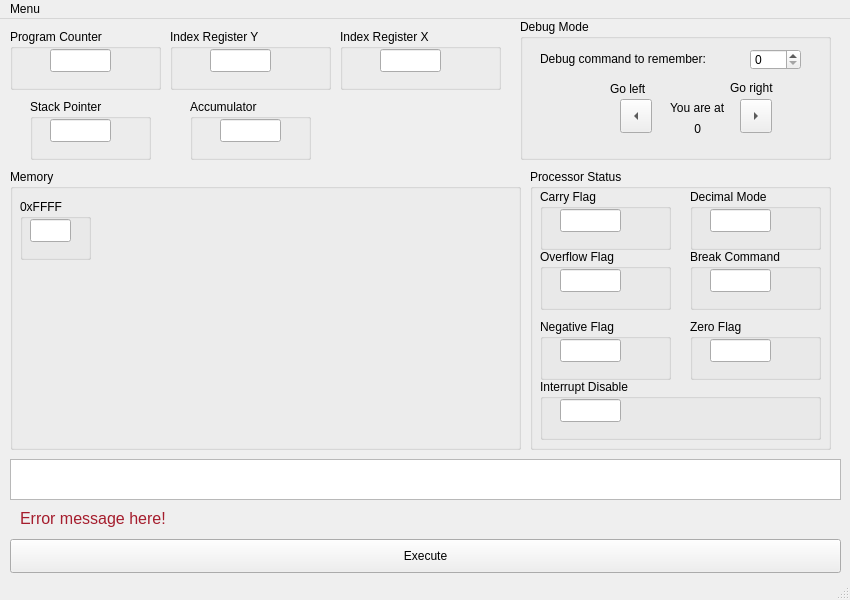
Qt form gui/concept.ui (wojciechmadry/cpu6502emulator) before a commit.
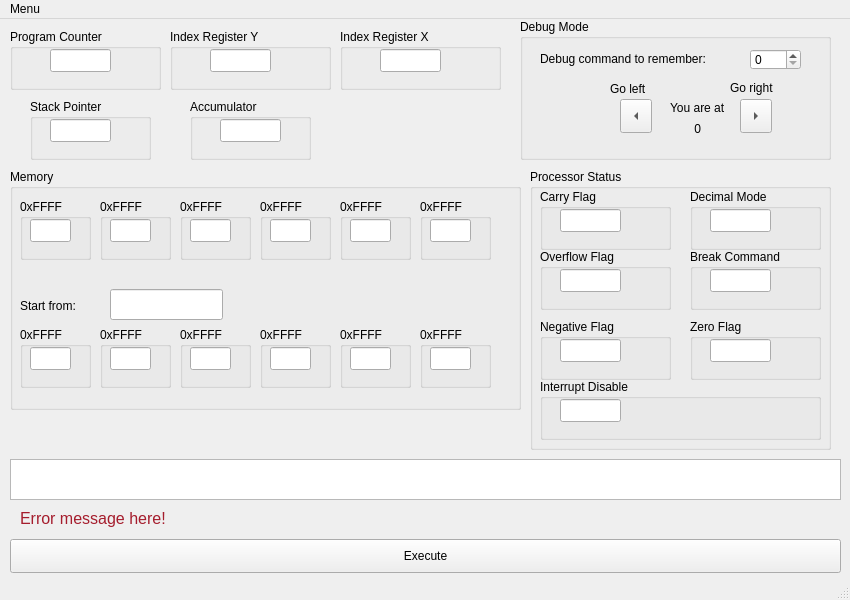
The same form after that commit. Icons and pictures are not drawn.

Commit message: GUI concept is done and ready to implementation

Patch:
```diff
--- a/gui/concept.ui
+++ b/gui/concept.ui
@@ -593,7 +593,7 @@
       <x>10</x>
       <y>150</y>
       <width>511</width>
-      <height>281</height>
+      <height>241</height>
      </rect>
     </property>
     <property name="title">
@@ -625,6 +625,315 @@
       </property>
      </widget>
     </widget>
+    <widget class="QGroupBox" name="MemorySP1">
+     <property name="geometry">
+      <rect>
+       <x>90</x>
+       <y>30</y>
+       <width>71</width>
+       <height>61</height>
+      </rect>
+     </property>
+     <property name="title">
+      <string>0xFFFF</string>
+     </property>
+     <widget class="QLineEdit" name="MemorySPEdit1">
+      <property name="geometry">
+       <rect>
+        <x>10</x>
+        <y>20</y>
+        <width>41</width>
+        <height>23</height>
+       </rect>
+      </property>
+      <property name="inputMethodHints">
+       <set>Qt::ImhDigitsOnly|Qt::ImhPreferNumbers</set>
+      </property>
+     </widget>
+    </widget>
+    <widget class="QGroupBox" name="MemorySP2">
+     <property name="geometry">
+      <rect>
+       <x>170</x>
+       <y>30</y>
+       <width>71</width>
+       <height>61</height>
+      </rect>
+     </property>
+     <property name="title">
+      <string>0xFFFF</string>
+     </property>
+     <widget class="QLineEdit" name="MemorySPEdit2">
+      <property name="geometry">
+       <rect>
+        <x>10</x>
+        <y>20</y>
+        <width>41</width>
+        <height>23</height>
+       </rect>
+      </property>
+      <property name="inputMethodHints">
+       <set>Qt::ImhDigitsOnly|Qt::ImhPreferNumbers</set>
+      </property>
+     </widget>
+    </widget>
+    <widget class="QGroupBox" name="MemorySP3">
+     <property name="geometry">
+      <rect>
+       <x>250</x>
+       <y>30</y>
+       <width>71</width>
+       <height>61</height>
+      </rect>
+     </property>
+     <property name="title">
+      <string>0xFFFF</string>
+     </property>
+     <widget class="QLineEdit" name="MemorySPEdit3">
+      <property name="geometry">
+       <rect>
+        <x>10</x>
+        <y>20</y>
+        <width>41</width>
+        <height>23</height>
+       </rect>
+      </property>
+      <property name="inputMethodHints">
+       <set>Qt::ImhDigitsOnly|Qt::ImhPreferNumbers</set>
+      </property>
+     </widget>
+    </widget>
+    <widget class="QGroupBox" name="MemorySP4">
+     <property name="geometry">
+      <rect>
+       <x>330</x>
+       <y>30</y>
+       <width>71</width>
+       <height>61</height>
+      </rect>
+     </property>
+     <property name="title">
+      <string>0xFFFF</string>
+     </property>
+     <widget class="QLineEdit" name="MemorySPEdit4">
+      <property name="geometry">
+       <rect>
+        <x>10</x>
+        <y>20</y>
+        <width>41</width>
+        <height>23</height>
+       </rect>
+      </property>
+      <property name="inputMethodHints">
+       <set>Qt::ImhDigitsOnly|Qt::ImhPreferNumbers</set>
+      </property>
+     </widget>
+    </widget>
+    <widget class="QGroupBox" name="MemorySP5">
+     <property name="geometry">
+      <rect>
+       <x>410</x>
+       <y>30</y>
+       <width>71</width>
+       <height>61</height>
+      </rect>
+     </property>
+     <property name="title">
+      <string>0xFFFF</string>
+     </property>
+     <widget class="QLineEdit" name="MemorySPEdit5">
+      <property name="geometry">
+       <rect>
+        <x>10</x>
+        <y>20</y>
+        <width>41</width>
+        <height>23</height>
+       </rect>
+      </property>
+      <property name="inputMethodHints">
+       <set>Qt::ImhDigitsOnly|Qt::ImhPreferNumbers</set>
+      </property>
+     </widget>
+    </widget>
+    <widget class="QGroupBox" name="MemoryStart0">
+     <property name="geometry">
+      <rect>
+       <x>10</x>
+       <y>158</y>
+       <width>71</width>
+       <height>61</height>
+      </rect>
+     </property>
+     <property name="title">
+      <string>0xFFFF</string>
+     </property>
+     <widget class="QLineEdit" name="MemoryStartEdit0">
+      <property name="geometry">
+       <rect>
+        <x>10</x>
+        <y>20</y>
+        <width>41</width>
+        <height>23</height>
+       </rect>
+      </property>
+      <property name="inputMethodHints">
+       <set>Qt::ImhDigitsOnly|Qt::ImhPreferNumbers</set>
+      </property>
+     </widget>
+    </widget>
+    <widget class="QGroupBox" name="MemoryStart1">
+     <property name="geometry">
+      <rect>
+       <x>90</x>
+       <y>158</y>
+       <width>71</width>
+       <height>61</height>
+      </rect>
+     </property>
+     <property name="title">
+      <string>0xFFFF</string>
+     </property>
+     <widget class="QLineEdit" name="MemoryStartEdit1">
+      <property name="geometry">
+       <rect>
+        <x>10</x>
+        <y>20</y>
+        <width>41</width>
+        <height>23</height>
+       </rect>
+      </property>
+      <property name="inputMethodHints">
+       <set>Qt::ImhDigitsOnly|Qt::ImhPreferNumbers</set>
+      </property>
+     </widget>
+    </widget>
+    <widget class="QGroupBox" name="MemoryStart5">
+     <property name="geometry">
+      <rect>
+       <x>410</x>
+       <y>158</y>
+       <width>71</width>
+       <height>61</height>
+      </rect>
+     </property>
+     <property name="title">
+      <string>0xFFFF</string>
+     </property>
+     <widget class="QLineEdit" name="MemoryStartEdit5">
+      <property name="geometry">
+       <rect>
+        <x>10</x>
+        <y>20</y>
+        <width>41</width>
+        <height>23</height>
+       </rect>
+      </property>
+      <property name="inputMethodHints">
+       <set>Qt::ImhDigitsOnly|Qt::ImhPreferNumbers</set>
+      </property>
+     </widget>
+    </widget>
+    <widget class="QGroupBox" name="MemoryStart3">
+     <property name="geometry">
+      <rect>
+       <x>250</x>
+       <y>158</y>
+       <width>71</width>
+       <height>61</height>
+      </rect>
+     </property>
+     <property name="title">
+      <string>0xFFFF</string>
+     </property>
+     <widget class="QLineEdit" name="MemoryStartEdit3">
+      <property name="geometry">
+       <rect>
+        <x>10</x>
+        <y>20</y>
+        <width>41</width>
+        <height>23</height>
+       </rect>
+      </property>
+      <property name="inputMethodHints">
+       <set>Qt::ImhDigitsOnly|Qt::ImhPreferNumbers</set>
+      </property>
+     </widget>
+    </widget>
+    <widget class="QGroupBox" name="MemoryStart4">
+     <property name="geometry">
+      <rect>
+       <x>330</x>
+       <y>158</y>
+       <width>71</width>
+       <height>61</height>
+      </rect>
+     </property>
+     <property name="title">
+      <string>0xFFFF</string>
+     </property>
+     <widget class="QLineEdit" name="MemoryStartEdit4">
+      <property name="geometry">
+       <rect>
+        <x>10</x>
+        <y>20</y>
+        <width>41</width>
+        <height>23</height>
+       </rect>
+      </property>
+      <property name="inputMethodHints">
+       <set>Qt::ImhDigitsOnly|Qt::ImhPreferNumbers</set>
+      </property>
+     </widget>
+    </widget>
+    <widget class="QGroupBox" name="MemoryStart2">
+     <property name="geometry">
+      <rect>
+       <x>170</x>
+       <y>158</y>
+       <width>71</width>
+       <height>61</height>
+      </rect>
+     </property>
+     <property name="title">
+      <string>0xFFFF</string>
+     </property>
+     <widget class="QLineEdit" name="MemoryStartEdit2">
+      <property name="geometry">
+       <rect>
+        <x>10</x>
+        <y>20</y>
+        <width>41</width>
+        <height>23</height>
+       </rect>
+      </property>
+      <property name="inputMethodHints">
+       <set>Qt::ImhDigitsOnly|Qt::ImhPreferNumbers</set>
+      </property>
+     </widget>
+    </widget>
+    <widget class="QLabel" name="label_5">
+     <property name="geometry">
+      <rect>
+       <x>10</x>
+       <y>128</y>
+       <width>101</width>
+       <height>18</height>
+      </rect>
+     </property>
+     <property name="text">
+      <string>Start from:</string>
+     </property>
+    </widget>
+    <widget class="QLineEdit" name="ShowMemoryStartAt">
+     <property name="geometry">
+      <rect>
+       <x>100</x>
+       <y>120</y>
+       <width>113</width>
+       <height>31</height>
+      </rect>
+     </property>
+    </widget>
    </widget>
   </widget>
   <widget class="QMenuBar" name="menubar">
```
Left out of the diff: 4 changed lines with no effect on the pictures. The commit also changes 2 other files.
